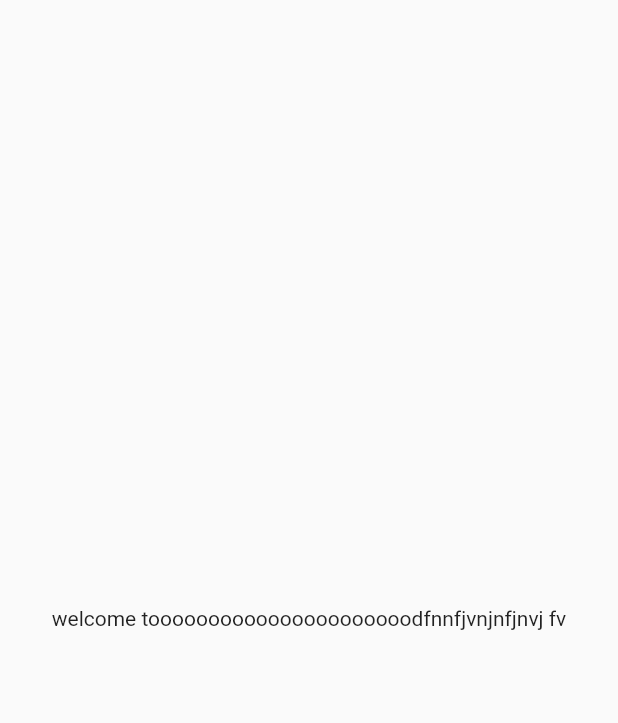
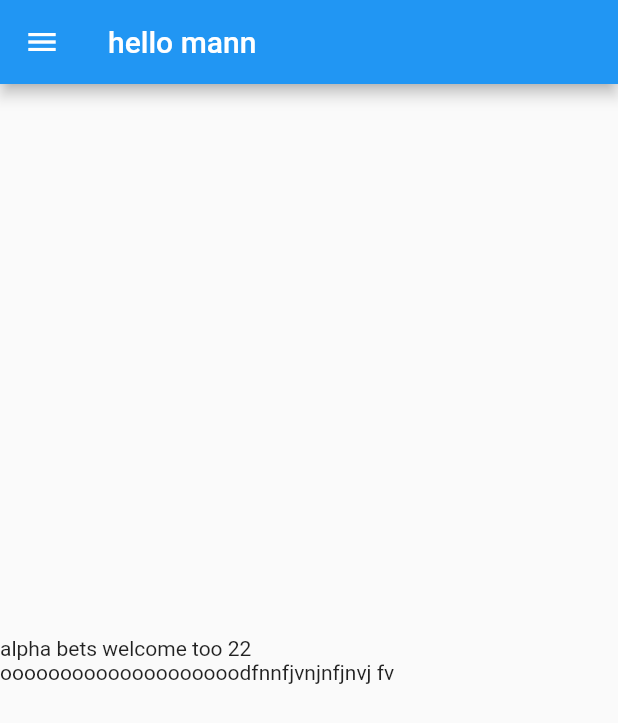
Before and after one commit to NiRbhay22/flutter_new, a Flutter app: the screen it shows after launch, on a phone screen of 412 x 824 dp. Shown: the top 723 px of the screen. Run offline on Flutter 3.47's test engine with Material 2 defaults, Android fonts, the phone set to English and light mode, and no system bars.

Commit message:
day 2 completed

```diff
--- /dev/null
+++ b/lib/home_page.dart
@@ -0,0 +1,23 @@
+import 'package:flutter/material.dart';
+
+class HomePage extends StatelessWidget {
+  const HomePage({super.key});
+
+  @override
+  Widget build(BuildContext context) {
+    int days = 22;
+    String name = "alpha bets";
+    return Scaffold(
+      appBar: AppBar(
+        title: Text("hello mann"),
+      ),
+      body: Center(
+        child: Container(
+          child: Text(
+              "$name welcome too $days oooooooooooooooooooodfnnfjvnjnfjnvj fv"),
+        ),
+      ),
+      drawer:Drawer() ,
+    );
+  }
+}
--- a/lib/main.dart
+++ b/lib/main.dart
@@ -1,5 +1,6 @@
 import 'package:flutter/material.dart';
-
+import 'package:flutter_application_1/home_page.dart';
+import '';
 void main() {
   runApp(MyApp());
 }
@@ -9,14 +10,9 @@ class MyApp extends StatelessWidget {
 
   @override
   Widget build(BuildContext context) {
+
     return MaterialApp(
-      home: Material(
-        child: Center(
-          child: Container(
-            child: Text("welcome toooooooooooooooooooooodfnnfjvnjnfjnvj fv"),
-          ),
-        ),
-      ),
+      home: HomePage(),
     );
   }
 }
```
